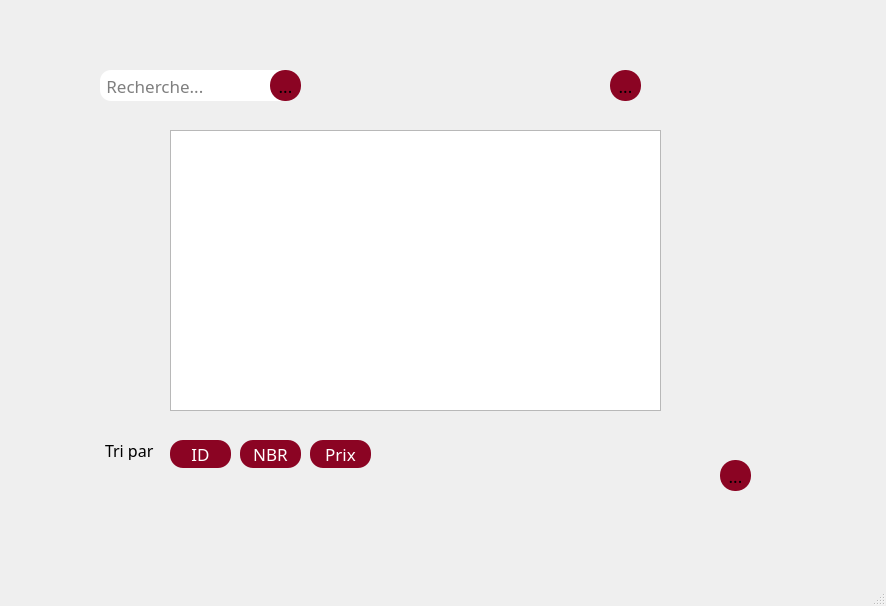
This is mainwindow.ui in Rayano914/Aid-Association-2A7 as Qt 5 draws it before an edit. The edited form follows.
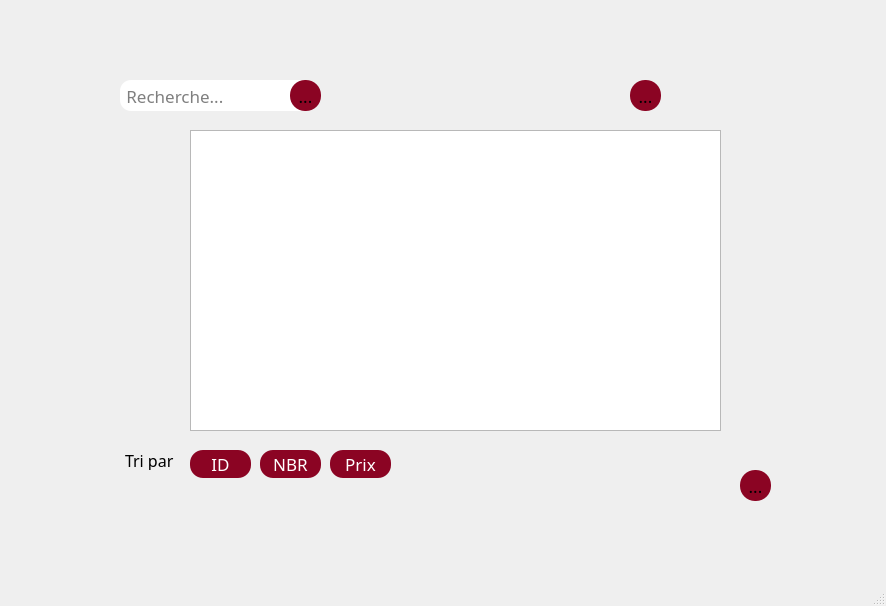
This is the edited form. The open tabs and pages were chosen to show the change. Icons and pictures are not drawn.

The edit to the form file:
```diff
--- a/mainwindow.ui
+++ b/mainwindow.ui
@@ -64,8 +64,8 @@
     </property>
     <property name="geometry">
      <rect>
-      <x>70</x>
-      <y>50</y>
+      <x>90</x>
+      <y>60</y>
       <width>721</width>
       <height>481</height>
      </rect>
@@ -337,9 +337,9 @@
       <property name="geometry">
        <rect>
         <x>100</x>
-        <y>80</y>
-        <width>491</width>
-        <height>281</height>
+        <y>70</y>
+        <width>531</width>
+        <height>301</height>
        </rect>
       </property>
      </widget>
```
